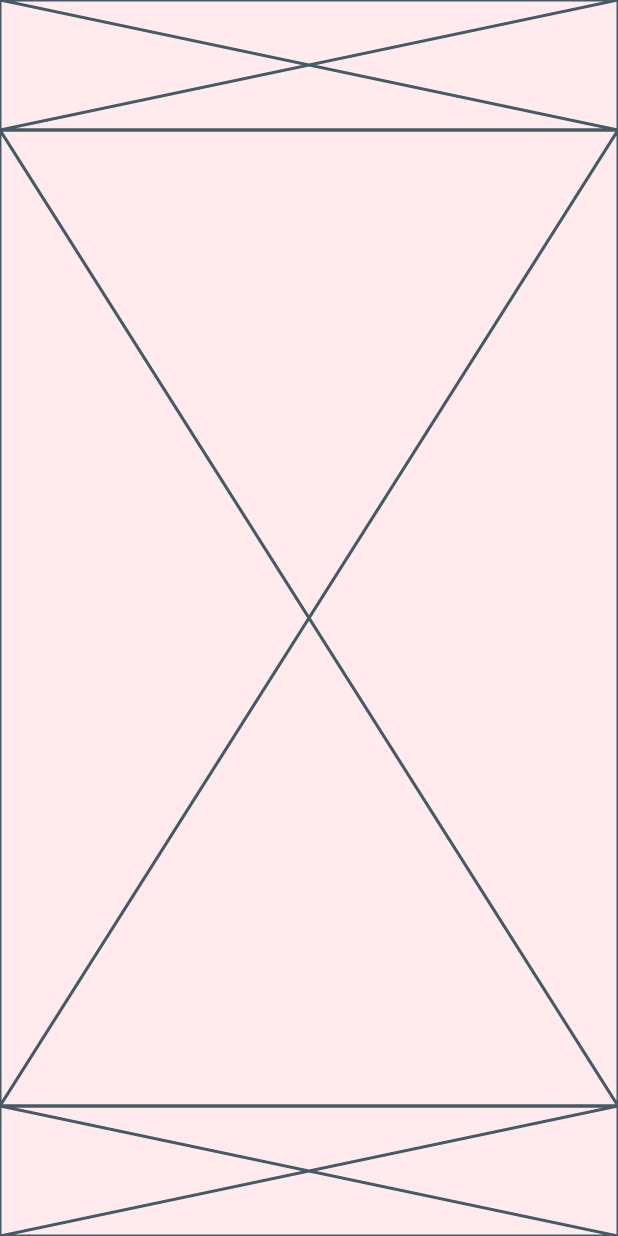
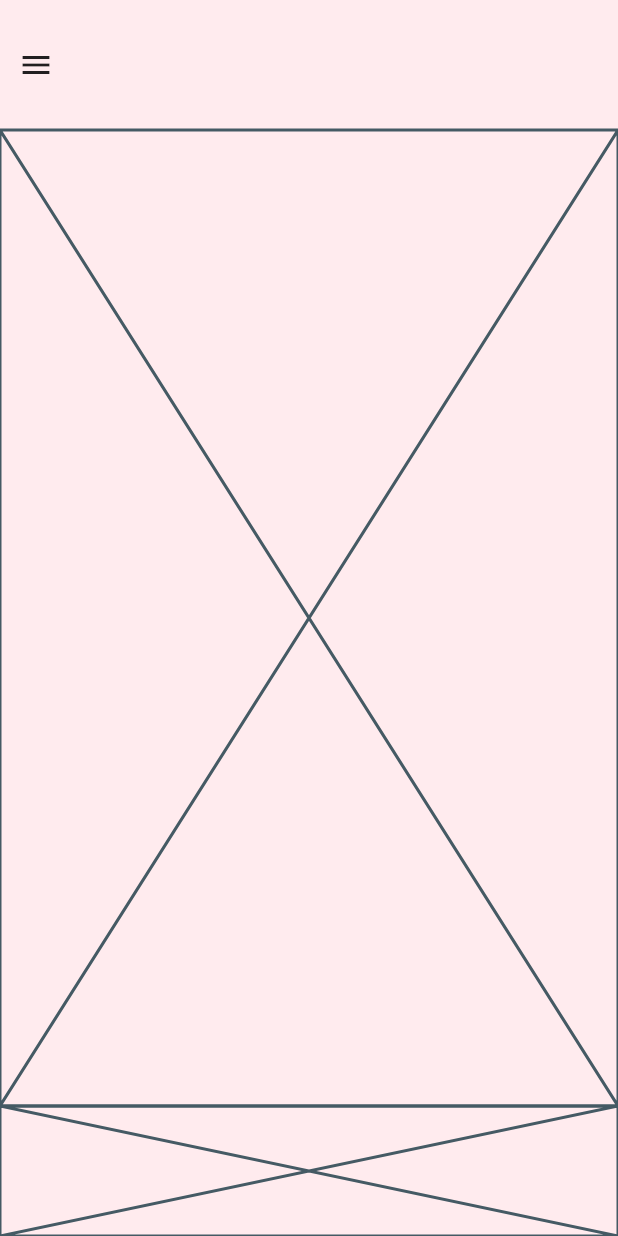
Before and after one commit to JAICHANGPARK/flutter_notebook_11th_story, a Flutter app: the screen it shows after launch, on a phone screen of 412 x 824 dp. Run offline on Flutter 3.47's test engine with Material 2 defaults, Android fonts, the phone set to English and light mode, and no system bars; our stand-ins replace backdrop, badges, flutter_inner_drawer, flutter_slidable, flutter_swiper, google_fonts.

Commit message:
Update bank_balance_page.dart

```diff
--- a/lib/ep749_bank_app/ui/bank_balance_page.dart
+++ b/lib/ep749_bank_app/ui/bank_balance_page.dart
@@ -11,18 +11,13 @@ class _BankBalancePageState extends State<BankBalancePage> {
     return Scaffold(
       backgroundColor: Colors.red[50]!,
       body: SafeArea(
-
         child: Column(
           children: [
-            Expanded(
-                flex: 2,
-                child: Placeholder()),
-            Expanded(
-                flex: 15,
-                child: Placeholder()),
-            Expanded(
-                flex: 2,
-                child: Placeholder()),
+            Expanded(flex: 2, child: Row(
+              children: [IconButton(onPressed: (){}, icon: Icon(Icons.menu))],
+            )),
+            Expanded(flex: 15, child: Placeholder()),
+            Expanded(flex: 2, child: Placeholder()),
           ],
         ),
       ),
```
